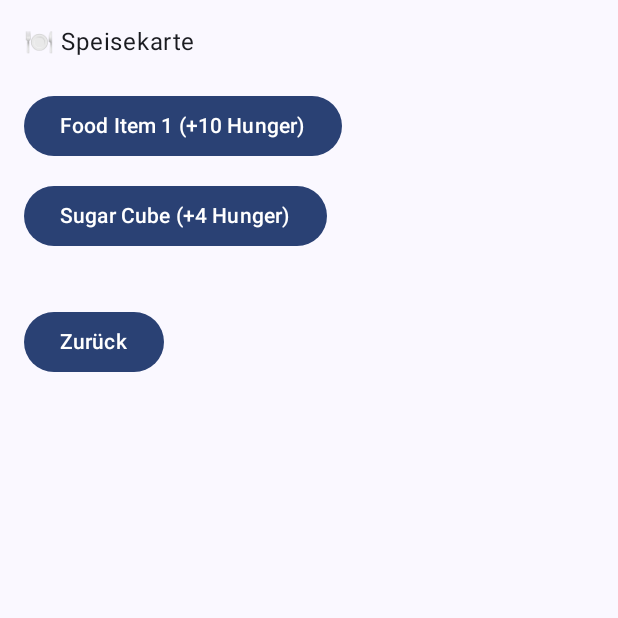
After one commit to tmauritz/MAD-Group13, an Android app built with Jetpack Compose: the FoodMenuScreen screen opened through its navigation route, on a phone screen of 412 x 824 dp, the top half of it. The commit adds this screen. Run offline under Robolectric (Android 15) with nearby library versions, the phone set to English and light mode, and no system bars; our stand-ins replace Dagger/Hilt's generated code, Room's generated code.

Commit message:
Begin of FoodScreen, testing currently happiness thing with Tesla Stock

```diff
--- a/app/src/main/AndroidManifest.xml
+++ b/app/src/main/AndroidManifest.xml
@@ -28,7 +28,7 @@
             </intent-filter>
         </activity>
 
-        <!-- 🔔 Tesla Alarm BroadcastReceiver -->
+        <!-- Tesla Alarm BroadcastReceiver -->
         <receiver android:name=".TeslaAlarmReceiver" />
 
     </application>
--- a/app/src/main/java/com/example/mad_group13/model/TeslaStockFetcher.kt
+++ b/app/src/main/java/com/example/mad_group13/model/TeslaStockFetcher.kt
@@ -9,6 +9,7 @@ import kotlinx.coroutines.launch
 
 object TeslaStockFetcher {
 
+    //old function, maybe using it later
     fun fetchAndNotifyIfNeeded(context: Context) {
         CoroutineScope(Dispatchers.IO).launch {
             try {
@@ -17,7 +18,7 @@ object TeslaStockFetcher {
 
                 if (price < 700f) {
                     CoroutineScope(Dispatchers.Main).launch {
-                        Toast.makeText(context, "TSLA ist gefallen! Preis: $price", Toast.LENGTH_LONG).show()
+                        Toast.makeText(context, "TSLA has fallen! price: $price", Toast.LENGTH_LONG).show()
                     }
                 }
             } catch (e: Exception) {
--- a/app/src/main/java/com/example/mad_group13/navigation/Navigation.kt
+++ b/app/src/main/java/com/example/mad_group13/navigation/Navigation.kt
@@ -9,6 +9,7 @@ import com.example.mad_group13.StartScreen
 
 
 import com.example.mad_group13.presentation.CurrentStatScreen
+import com.example.mad_group13.presentation.FoodMenuScreen
 import com.example.mad_group13.presentation.MainScreen
 import com.example.mad_group13.presentation.PetHistory
 
@@ -30,6 +31,7 @@ fun Navigation(modifier: Modifier = Modifier) {
         composable(route = Screen.MainScreen.route) {
             MainScreen(
                 onNavigatePetHistory = {navController.navigate(Screen.PetHistory.route)},
+                onNavigateToFoodMenu = { navController.navigate(Screen.FoodMenu.route) },
                 modifier = modifier
             )
         }
@@ -44,5 +46,10 @@ fun Navigation(modifier: Modifier = Modifier) {
                 modifier = modifier,
             )
         }
+        composable(route = Screen.FoodMenu.route) {
+            FoodMenuScreen(
+                onBack = backToMainMenu
+            )
+        }
     }
 }
--- a/app/src/main/java/com/example/mad_group13/navigation/Screen.kt
+++ b/app/src/main/java/com/example/mad_group13/navigation/Screen.kt
@@ -5,4 +5,5 @@ sealed class Screen (val route: String) {
     object MainScreen: Screen("main")
     object ActivePetStats: Screen("active_pet_stats")
     object PetHistory: Screen("pet_history")
+    object FoodMenu : Screen("food_menu")
 }
--- /dev/null
+++ b/app/src/main/java/com/example/mad_group13/presentation/FoodMenuScreen.kt
@@ -0,0 +1,51 @@
+package com.example.mad_group13.presentation
+
+import androidx.compose.foundation.Image
+import androidx.compose.foundation.layout.Arrangement
+import androidx.compose.foundation.layout.Box
+import androidx.compose.foundation.layout.Column
+import androidx.compose.foundation.layout.Row
+import androidx.compose.foundation.layout.fillMaxSize
+import androidx.compose.foundation.layout.fillMaxWidth
+import androidx.compose.foundation.layout.padding
+import androidx.compose.material3.Button
+import androidx.compose.material3.Text
+import androidx.compose.runtime.Composable
+import androidx.compose.ui.Modifier
+import androidx.compose.ui.unit.dp
+import androidx.hilt.navigation.compose.hiltViewModel
+import com.example.mad_group13.logic.nutrition.FoodSnackMenuItems
+import com.example.mad_group13.logic.nutrition.Snack
+import com.example.mad_group13.presentation.viewModel.PetStateViewModel
+
+@Composable
+fun FoodMenuScreen(
+    onBack: () -> Unit,
+    petStateViewModel: PetStateViewModel = hiltViewModel()
+) {
+    val foodItems = FoodSnackMenuItems.itemList.foodList
+
+    Column(
+        modifier = Modifier
+            .fillMaxSize()
+            .padding(16.dp),
+        verticalArrangement = Arrangement.spacedBy(12.dp)
+    ) {
+        Text("🍽️ Speisekarte", modifier = Modifier.padding(bottom = 8.dp))
+
+        for (food in foodItems) {
+            Button(onClick = {
+                when (food) {
+                    is Snack -> petStateViewModel.feedPet(food)
+                    else -> petStateViewModel.feedPet(food)
+                }
+            }) {
+                Text("${food.name} (+${(food.nutritionValue * 100).toInt()} Hunger)")
+            }
+        }
+
+        Button(onClick = onBack, modifier = Modifier.padding(top = 24.dp)) {
+            Text("Zurück")
+        }
+    }
+}
--- a/app/src/main/java/com/example/mad_group13/presentation/MainScreen.kt
+++ b/app/src/main/java/com/example/mad_group13/presentation/MainScreen.kt
@@ -32,7 +32,6 @@ import androidx.lifecycle.LifecycleOwner
 import androidx.lifecycle.compose.LocalLifecycleOwner
 import com.example.mad_group13.R
 import com.example.mad_group13.logic.nutrition.BasicSnack
-import com.example.mad_group13.logic.nutrition.FoodSnackMenuItems
 import com.example.mad_group13.presentation.viewModel.PetStateViewModel
 import com.example.mad_group13.presentation.viewModel.StockViewModel
 
@@ -40,11 +39,22 @@ import com.example.mad_group13.presentation.viewModel.StockViewModel
 @Composable
 fun MainScreen(
     onNavigatePetHistory: () -> Unit,
+    onNavigateToFoodMenu: () -> Unit,
     modifier: Modifier = Modifier,
     lifecycleOwner: LifecycleOwner = LocalLifecycleOwner.current,
     petStateViewModel: PetStateViewModel = hiltViewModel(),
     stockViewModel: StockViewModel = hiltViewModel()
 ) {
+
+    LaunchedEffect(Unit) {
+        stockViewModel.onTeslaPriceChanged = { percentageChange ->
+            if (percentageChange > 0) {
+                petStateViewModel.reduceHappinessBy(percentageChange / 100f)
+            } else {
+                petStateViewModel.increaseHappinessBy(-percentageChange / 100f)
+            }
+        }
+    }
 
     val activePet by petStateViewModel.petState.collectAsState()
     val teslaPrice by stockViewModel.teslaPrice.collectAsState()
@@ -145,16 +155,17 @@ fun MainScreen(
                         Text(stringResource(R.string.button_nickname))
                     }
                     Button(
-                        onClick = {
+                        onClick = onNavigatePetHistory /* Uncomment this for Debug{
                             //TODO: display an item menu with food, limited quantities etc.
                             val debugSnack = BasicSnack(
                                 name = "Sugar Cube",
                                 nutritionValue = .04f,
                                 applyEffect = {pet -> pet.copy(happiness = pet.happiness*1.02f) } //make pet 2% happier
                             )
-                            petStateViewModel.feedPet(debugSnack) }
+                            petStateViewModel.feedPet(debugSnack) }*/
                     ) {
-                        Text(stringResource(R.string.button_feed) + "(DBG)")
+                        //Text(stringResource(R.string.button_feed) + "(DBG)")
+                        Text("Feed Pet")
                     }
                     Button(
                         onClick = onNavigatePetHistory
@@ -187,8 +198,8 @@ fun MainScreen(
 }
 
 
-@Preview(name = "MainScreenPreview")
+/*@Preview(name = "MainScreenPreview")
 @Composable
 fun MainScreenPreview(){
     MainScreen({})
-}
+}*/
--- a/app/src/main/java/com/example/mad_group13/presentation/viewModel/StockViewModel.kt
+++ b/app/src/main/java/com/example/mad_group13/presentation/viewModel/StockViewModel.kt
@@ -1,12 +1,10 @@
 package com.example.mad_group13.presentation.viewModel
 
-import android.content.Context
 import androidx.lifecycle.ViewModel
 import androidx.lifecycle.viewModelScope
 import com.example.mad_group13.model.TeslaStockFetcher
 import dagger.hilt.android.lifecycle.HiltViewModel
 import javax.inject.Inject
-import kotlinx.coroutines.Dispatchers
 import kotlinx.coroutines.flow.MutableStateFlow
 import kotlinx.coroutines.flow.StateFlow
 import kotlinx.coroutines.launch
@@ -17,14 +15,35 @@ class StockViewModel @Inject constructor() : ViewModel() {
     private val _teslaPrice = MutableStateFlow("Load...")
     val teslaPrice: StateFlow<String> = _teslaPrice
 
+    private var lastTeslaPrice: Float? = null
+
+    var onTeslaPriceChanged: ((Float) -> Unit)? = null
+
     init {
         fetchTeslaStock()
     }
 
     fun fetchTeslaStock() {
         viewModelScope.launch {
-            val price = TeslaStockFetcher.fetchTeslaPrice()
-            _teslaPrice.value = price ?: "Error"
+            val priceStr = TeslaStockFetcher.fetchTeslaPrice()
+            val price = priceStr?.toFloatOrNull()
+
+            if (price != null && lastTeslaPrice != null) {
+                val yesterday = lastTeslaPrice!!
+                val today = price
+
+                if (yesterday > 0f) {
+                    val percentageChange = ((today - yesterday) / yesterday) * 100f
+
+                    onTeslaPriceChanged?.invoke(percentageChange)
+                }
+            }
+
+            if (price != null) {
+                lastTeslaPrice = price
+            }
+
+            _teslaPrice.value = priceStr ?: "Error"
         }
     }
 }
```
Also changed, not shown: app/src/main/java/com/example/mad_group13/presentation/viewModel/PetStateViewModel.kt (+17 -2 lines).
